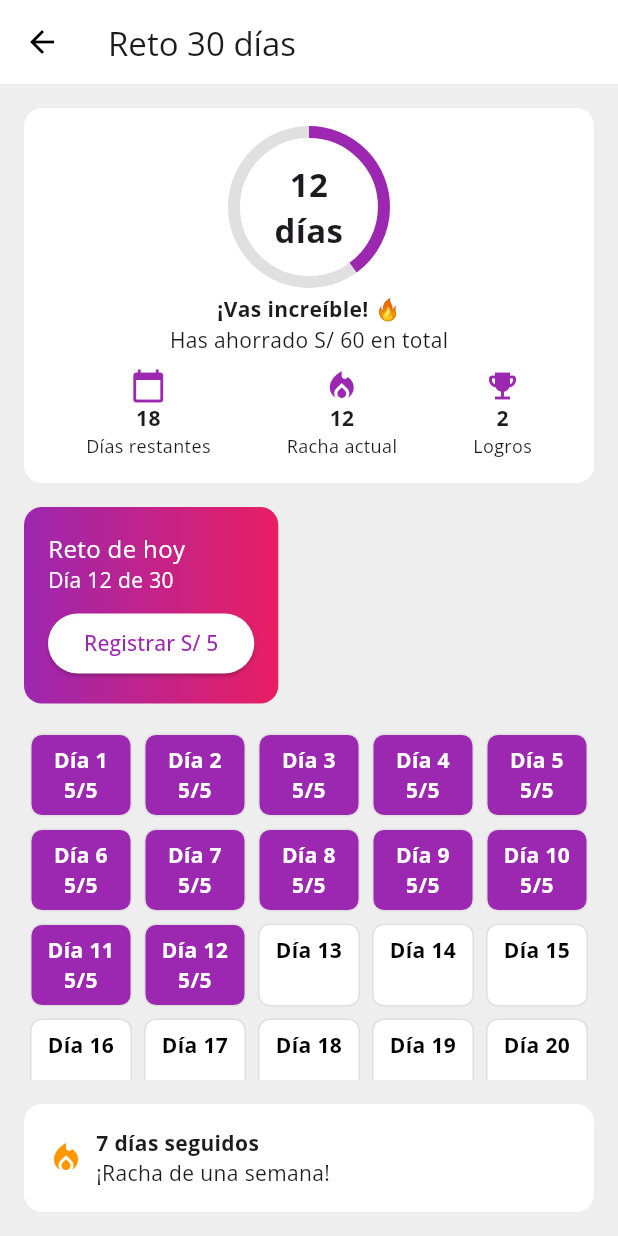
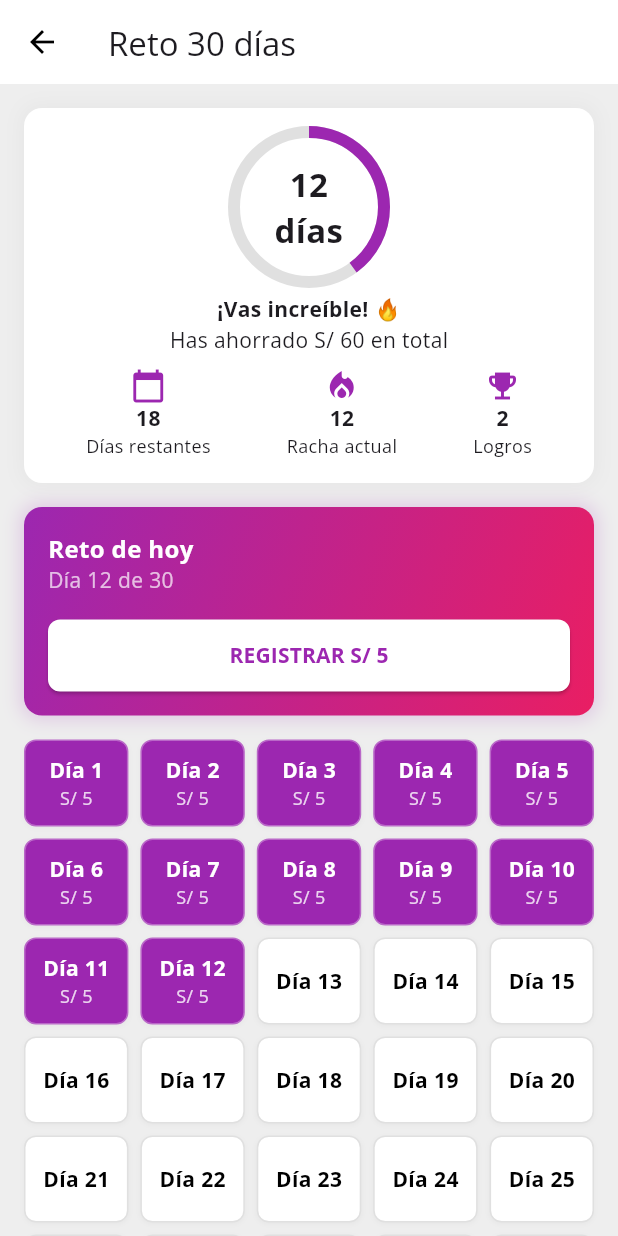
Before and after one commit to HackathonBCP/bcp_frontend, a Flutter app: the ChallengeScreen screen opened directly, on a phone screen of 412 x 824 dp. Run offline on Flutter 3.47's test engine with Material 3 defaults, Android fonts, the phone set to English and light mode, and no system bars; drawn by our look-alikes of flutter_animate; our stand-ins replace google_fonts, lucide_icons.

Commit message:
fix: Update challenge interface

```diff
--- a/lib/main.dart
+++ b/lib/main.dart
@@ -1,5 +1,6 @@
 import 'package:bcp_frontend/src/automate_save/presentation/screens/automate_save_settings_screen.dart';
 import 'package:bcp_frontend/src/automate_save/presentation/screens/automate_save_view_screen.dart';
+import 'package:bcp_frontend/src/challengue/presentation/screens/challenge_screen.dart';
 import 'package:bcp_frontend/src/chat/presentation/screens/chat_screen.dart';
 import 'package:bcp_frontend/src/chat/presentation/screens/comments_screen.dart';
 import 'package:bcp_frontend/src/extras/presentation/screens/extras_screen.dart';
@@ -53,6 +54,9 @@ class MainApp extends StatelessWidget {
           case '/automate_save_view':
             builder = (BuildContext context) => const AutomateSaveViewScreen();
             break;
+          case '/challenge':
+            builder = (BuildContext context) => const ChallengeScreen();
+            break;
           default:
             throw Exception('Invalid route: ${settings.name}');
         }
--- a/lib/src/challengue/presentation/screens/challenge_screen.dart
+++ b/lib/src/challengue/presentation/screens/challenge_screen.dart
@@ -1,22 +1,47 @@
 import 'package:flutter/material.dart';
+import 'package:flutter_animate/flutter_animate.dart';
 
-class ChallengeScreen extends StatelessWidget {
+class ChallengeScreen extends StatefulWidget {
   const ChallengeScreen({super.key});
+
+  @override
+  State<ChallengeScreen> createState() => _ChallengeScreenState();
+}
+
+class _ChallengeScreenState extends State<ChallengeScreen> {
+  int completedDays = 12;
+  bool isAnimating = false;
+
+  void _completeDay() {
+    if (completedDays >= 30) return;
+
+    setState(() {
+      isAnimating = true;
+      completedDays++;
+    });
+
+    Future.delayed(500.ms, () {
+      setState(() {
+        isAnimating = false;
+      });
+    });
+  }
 
   @override
   Widget build(BuildContext context) {
     return Scaffold(
       backgroundColor: Colors.grey[200],
       appBar: AppBar(
-        title: const Text("Reto 30 días"),
+        title: const Text("Reto 30 días").animate().fadeIn(delay: 200.ms),
         backgroundColor: Colors.white,
         elevation: 0,
         leading: IconButton(
           icon: const Icon(Icons.arrow_back, color: Colors.black),
-          onPressed: () {},
+          onPressed: () => Navigator.pop(context),
         ),
       ),
-      body: Padding(
+      body: SingleChildScrollView(
+        child: Padding(
           padding: const EdgeInsets.all(16.0),
           child: Column(
             crossAxisAlignment: CrossAxisAlignment.start,
@@ -29,6 +54,7 @@ class ChallengeScreen extends StatelessWidget {
               const SizedBox(height: 16),
               _buildRewards(),
             ],
+          ).animate().fadeIn(delay: 100.ms),
         ),
       ),
     );
@@ -40,6 +66,13 @@ class ChallengeScreen extends StatelessWidget {
       decoration: BoxDecoration(
         color: Colors.white,
         borderRadius: BorderRadius.circular(12),
+        boxShadow: [
+          BoxShadow(
+            color: Colors.grey.withOpacity(0.1),
+            blurRadius: 10,
+            spreadRadius: 2,
+          ),
+        ],
       ),
       child: Column(
         children: [
@@ -50,16 +83,19 @@ class ChallengeScreen extends StatelessWidget {
               fit: StackFit.expand,
               children: [
                 CircularProgressIndicator(
-                  value: 12 / 30,
+                  value: completedDays / 30,
                   strokeWidth: 8,
                   backgroundColor: Colors.grey[300],
                   valueColor: const AlwaysStoppedAnimation(Colors.purple),
                 ),
-                const Center(
+                Center(
                   child: Text(
-                    "12\ndías",
+                    "$completedDays\ndías",
                     textAlign: TextAlign.center,
-                    style: TextStyle(fontSize: 22, fontWeight: FontWeight.bold),
+                    style: const TextStyle(
+                      fontSize: 22,
+                      fontWeight: FontWeight.bold,
+                    ),
                   ),
                 ),
               ],
@@ -68,19 +104,21 @@ class ChallengeScreen extends StatelessWidget {
           const SizedBox(height: 8),
           const Text("¡Vas increíble! 🔥",
               style: TextStyle(fontWeight: FontWeight.bold)),
-          const Text("Has ahorrado S/ 60 en total"),
+          Text("Has ahorrado S/ ${completedDays * 5} en total"),
           const SizedBox(height: 8),
           Row(
             mainAxisAlignment: MainAxisAlignment.spaceAround,
             children: [
-              _infoItem(Icons.calendar_today, "18", "Días restantes"),
-              _infoItem(Icons.local_fire_department, "12", "Racha actual"),
+              _infoItem(Icons.calendar_today, "${30 - completedDays}",
+                  "Días restantes"),
+              _infoItem(Icons.local_fire_department, "$completedDays",
+                  "Racha actual"),
               _infoItem(Icons.emoji_events, "2", "Logros"),
             ],
           )
         ],
       ),
-    );
+    ).animate().slideY(begin: 0.2, duration: 400.ms);
   }
 
   Widget _infoItem(IconData icon, String value, String label) {
@@ -95,58 +133,131 @@ class ChallengeScreen extends StatelessWidget {
 
   Widget _buildTodayChallenge() {
     return Container(
+      width: double.infinity,
       padding: const EdgeInsets.all(16),
       decoration: BoxDecoration(
-        gradient: const LinearGradient(colors: [Colors.purple, Colors.pink]),
+        gradient: const LinearGradient(
+          colors: [Colors.purple, Colors.pink],
+          begin: Alignment.topLeft,
+          end: Alignment.bottomRight,
+        ),
         borderRadius: BorderRadius.circular(12),
+        boxShadow: [
+          BoxShadow(
+            color: Colors.purple.withOpacity(0.2),
+            blurRadius: 10,
+            spreadRadius: 2,
+          ),
+        ],
       ),
       child: Column(
         crossAxisAlignment: CrossAxisAlignment.start,
         children: [
-          const Text("Reto de hoy",
-              style: TextStyle(color: Colors.white, fontSize: 16)),
-          const Text("Día 12 de 30", style: TextStyle(color: Colors.white)),
-          const SizedBox(height: 8),
-          ElevatedButton(
-            onPressed: () {},
-            style: ElevatedButton.styleFrom(backgroundColor: Colors.white),
-            child: const Text("Registrar S/ 5",
-                style: TextStyle(color: Colors.purple)),
-          )
+          const Text(
+            "Reto de hoy",
+            style: TextStyle(
+              color: Colors.white,
+              fontSize: 16,
+              fontWeight: FontWeight.bold,
+            ),
+          ),
+          Text(
+            "Día $completedDays de 30",
+            style: const TextStyle(color: Colors.white70),
+          ),
+          const SizedBox(height: 16),
+          SizedBox(
+            width: double.infinity,
+            child: ElevatedButton(
+              onPressed: _completeDay,
+              style: ElevatedButton.styleFrom(
+                backgroundColor: Colors.white,
+                padding: const EdgeInsets.symmetric(vertical: 14),
+                shape: RoundedRectangleBorder(
+                  borderRadius: BorderRadius.circular(8),
+                ),
+              ),
+              child: const Text(
+                "REGISTRAR S/ 5",
+                style: TextStyle(
+                  color: Colors.purple,
+                  fontWeight: FontWeight.bold,
+                ),
+              ),
+            ),
+          ),
         ],
       ),
-    );
+    ).animate().scale(delay: 300.ms);
   }
 
   Widget _buildProgressGrid() {
-    return Expanded(
-      child: GridView.builder(
+    return GridView.builder(
+      physics: const NeverScrollableScrollPhysics(),
+      shrinkWrap: true,
       gridDelegate: const SliverGridDelegateWithFixedCrossAxisCount(
         crossAxisCount: 5,
         childAspectRatio: 1.2,
+        mainAxisSpacing: 8,
+        crossAxisSpacing: 8,
       ),
       itemCount: 30,
       itemBuilder: (context, index) {
-          return Container(
-            margin: const EdgeInsets.all(4),
+        final isCompleted = index < completedDays;
+        final isCurrent = index == completedDays && isAnimating;
+
+        return Animate(
+          effects: isCurrent
+              ? [
+                  ScaleEffect(duration: 300.ms, curve: Curves.easeOut),
+                  ShakeEffect(duration: 400.ms),
+                ]
+              : [],
+          child: Container(
             decoration: BoxDecoration(
-              color: index < 12 ? Colors.purple : Colors.white,
+              color: isCompleted ? Colors.purple : Colors.white,
               borderRadius: BorderRadius.circular(8),
-              border: Border.all(color: Colors.grey.shade300),
+              border: Border.all(
+                color:
+                    isCompleted ? Colors.purple.shade300 : Colors.grey.shade300,
+              ),
+              boxShadow: [
+                BoxShadow(
+                  color: Colors.grey.withOpacity(0.1),
+                  blurRadius: 2,
+                  offset: const Offset(0, 1),
+                ),
+              ],
             ),
             child: Center(
-              child: Text(
-                "Día ${index + 1}\n${index < 12 ? '5/5' : ''}",
-                textAlign: TextAlign.center,
+              child: Column(
+                mainAxisAlignment: MainAxisAlignment.center,
+                children: [
+                  Text(
+                    "Día ${index + 1}",
                     style: TextStyle(
-                  color: index < 12 ? Colors.white : Colors.black,
                       fontWeight: FontWeight.bold,
+                      color: isCompleted ? Colors.white : Colors.black,
+                    ),
+                  ),
+                  if (isCompleted)
+                    Text(
+                      "S/ 5",
+                      style: TextStyle(
+                        color: Colors.white.withOpacity(0.8),
+                        fontSize: 12,
+                      ),
+                    ),
+                ],
               ),
             ),
           ),
         );
       },
-      ),
+    ).animate().slideY(
+          begin: 0.5,
+          duration: 500.ms,
+          delay: 400.ms,
         );
   }
 
@@ -156,21 +267,52 @@ class ChallengeScreen extends StatelessWidget {
       decoration: BoxDecoration(
         color: Colors.white,
         borderRadius: BorderRadius.circular(12),
+        boxShadow: [
+          BoxShadow(
+            color: Colors.grey.withOpacity(0.1),
+            blurRadius: 5,
+            spreadRadius: 1,
           ),
-      child: const Row(
+        ],
+      ),
+      child: Row(
         children: [
-          Icon(Icons.local_fire_department, color: Colors.orange),
-          SizedBox(width: 8),
-          Column(
+          Container(
+            padding: const EdgeInsets.all(8),
+            decoration: BoxDecoration(
+              color: Colors.orange.withOpacity(0.2),
+              shape: BoxShape.circle,
+            ),
+            child: const Icon(
+              Icons.local_fire_department,
+              color: Colors.orange,
+            ),
+          ),
+          const SizedBox(width: 12),
+          const Expanded(
+            child: Column(
               crossAxisAlignment: CrossAxisAlignment.start,
               children: [
-              Text("7 días seguidos",
-                  style: TextStyle(fontWeight: FontWeight.bold)),
-              Text("¡Racha de una semana!"),
-            ],
-          )
+                Text(
+                  "7 días seguidos",
+                  style: TextStyle(
+                    fontWeight: FontWeight.bold,
+                    fontSize: 16,
+                  ),
+                ),
+                Text(
+                  "¡Racha de una semana!",
+                  style: TextStyle(
+                    color: Colors.black54,
+                    fontSize: 14,
+                  ),
+                ),
               ],
             ),
-    );
+          ),
+          const Icon(Icons.arrow_forward_ios, size: 16, color: Colors.grey),
+        ],
+      ),
+    ).animate().fadeIn(delay: 600.ms);
   }
 }
--- a/lib/src/home/presentation/screens/finance_dashboard_screen.dart
+++ b/lib/src/home/presentation/screens/finance_dashboard_screen.dart
@@ -18,6 +18,7 @@ class _FinanceDashboardScreenState extends State<FinanceDashboardScreen> {
       "icon": LucideIcons.piggyBank,
       "iconColor": Colors.green,
       "glowColor": Colors.purpleAccent.withOpacity(0.3),
+      "route": "/automate_save_settings",
     },
     {
       "title": "Reto 30 días",
@@ -26,14 +27,16 @@ class _FinanceDashboardScreenState extends State<FinanceDashboardScreen> {
       "icon": LucideIcons.target,
       "iconColor": Colors.blue,
       "glowColor": Colors.pinkAccent.withOpacity(0.3),
+      "route": "/challenge",
     },
     {
-      "title": "Ahorro por Ingresos",
-      "subtitle": "Guarda un % de tus Yapeos",
-      "amount": "10% por ingreso",
-      "icon": LucideIcons.trendingUp,
+      "title": "Ahorro con Amigas",
+      "subtitle": "Ahorren y motivense juntas",
+      "amount": "S/ 400 ahorrados",
+      "icon": LucideIcons.users,
       "iconColor": Colors.orange,
       "glowColor": Colors.deepPurple.withOpacity(0.3),
+      "route": "/save_with_friends",
     },
     {
       "title": "Reto 10 soles",
@@ -42,6 +45,7 @@ class _FinanceDashboardScreenState extends State<FinanceDashboardScreen> {
       "icon": LucideIcons.trophy,
       "iconColor": Colors.purple,
       "glowColor": Colors.purple.withOpacity(0.3),
+      "route": "/weekly-challenge",
     },
     {
       "title": "Fondo de Emergencia",
@@ -50,6 +54,7 @@ class _FinanceDashboardScreenState extends State<FinanceDashboardScreen> {
       "icon": LucideIcons.shieldCheck,
       "iconColor": Colors.red,
       "glowColor": Colors.pink.withOpacity(0.3),
+      "route": "/emergency-fund",
     },
     {
       "title": "Beneficios Desbloqueados",
@@ -58,8 +63,19 @@ class _FinanceDashboardScreenState extends State<FinanceDashboardScreen> {
       "icon": LucideIcons.gift,
       "iconColor": Colors.pink,
       "glowColor": Colors.pinkAccent.withOpacity(0.3),
+      "route": "/benefits",
     },
   ];
+
+  void _navigateToRoute(BuildContext context, String? route) {
+    if (route != null && route.isNotEmpty) {
+      Navigator.pushNamed(context, route);
+    } else {
+      ScaffoldMessenger.of(context).showSnackBar(
+        const SnackBar(content: Text('Ruta no disponible')),
+      );
+    }
+  }
 
   @override
   Widget build(BuildContext context) {
@@ -323,9 +339,12 @@ class _FinanceDashboardScreenState extends State<FinanceDashboardScreen> {
                   ),
                   padding: const EdgeInsets.symmetric(vertical: 15),
                 ),
-                onPressed: () => Navigator.pop(context),
+                onPressed: () {
+                  Navigator.pop(context);
+                  _navigateToRoute(context, item["route"]);
+                },
                 child: const Text(
-                  'ENTENDIDO',
+                  'CONTINUAR',
                   style: TextStyle(
                     color: Colors.white,
                     fontWeight: FontWeight.bold,
```
Lines whose indentation alone changed are shown as unchanged.
